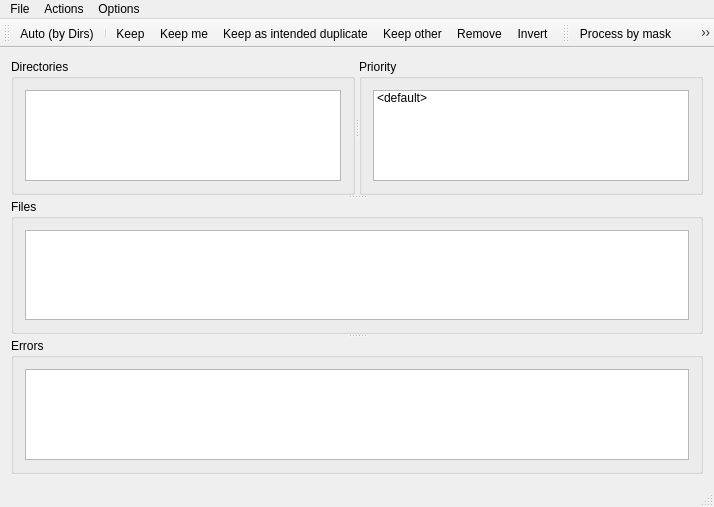
This is qdupfind.ui in xvrxvr/ddup as Qt 5 draws it before an edit. The edited form follows.
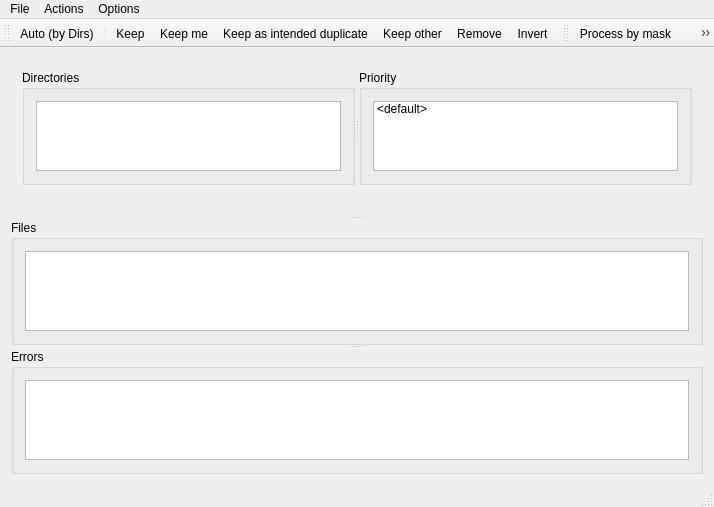
This is the edited form. Icons and pictures are not drawn.

```diff
--- a/qdupfind.ui
+++ b/qdupfind.ui
@@ -14,13 +14,22 @@
    <string>QDupFind</string>
   </property>
   <widget class="QWidget" name="centralWidget">
-   <layout class="QVBoxLayout" name="verticalLayout_5">
+   <layout class="QVBoxLayout" name="verticalLayout_6">
     <item>
      <widget class="QSplitter" name="splitter_2">
       <property name="orientation">
        <enum>Qt::Vertical</enum>
       </property>
+      <widget class="QWidget" name="">
+       <layout class="QVBoxLayout" name="verticalLayout_5">
+        <item>
       <widget class="QSplitter" name="splitter">
+          <property name="sizePolicy">
+           <sizepolicy hsizetype="Expanding" vsizetype="Expanding">
+            <horstretch>0</horstretch>
+            <verstretch>0</verstretch>
+           </sizepolicy>
+          </property>
        <property name="orientation">
         <enum>Qt::Horizontal</enum>
        </property>
@@ -46,6 +55,9 @@
            <property name="rootIsDecorated">
             <bool>true</bool>
            </property>
+              <property name="sortingEnabled">
+               <bool>true</bool>
+              </property>
            <property name="wordWrap">
             <bool>true</bool>
            </property>
@@ -90,13 +102,32 @@
             <property name="text">
              <string>&lt;default&gt;</string>
             </property>
+               <property name="flags">
+                <set>ItemIsSelectable|ItemIsEnabled</set>
+               </property>
            </item>
           </widget>
          </item>
         </layout>
        </widget>
       </widget>
-      <widget class="QGroupBox" name="groupBox_2">
+        </item>
+        <item>
+         <widget class="QLabel" name="dir_to_process">
+          <property name="sizePolicy">
+           <sizepolicy hsizetype="Preferred" vsizetype="Minimum">
+            <horstretch>0</horstretch>
+            <verstretch>0</verstretch>
+           </sizepolicy>
+          </property>
+          <property name="text">
+           <string/>
+          </property>
+         </widget>
+        </item>
+       </layout>
+      </widget>
+      <widget class="QGroupBox" name="files_box">
        <property name="title">
         <string>Files</string>
        </property>
```
Left out of the diff: 3 changed lines with no effect on the pictures. Lines whose indentation alone changed are shown as unchanged.
